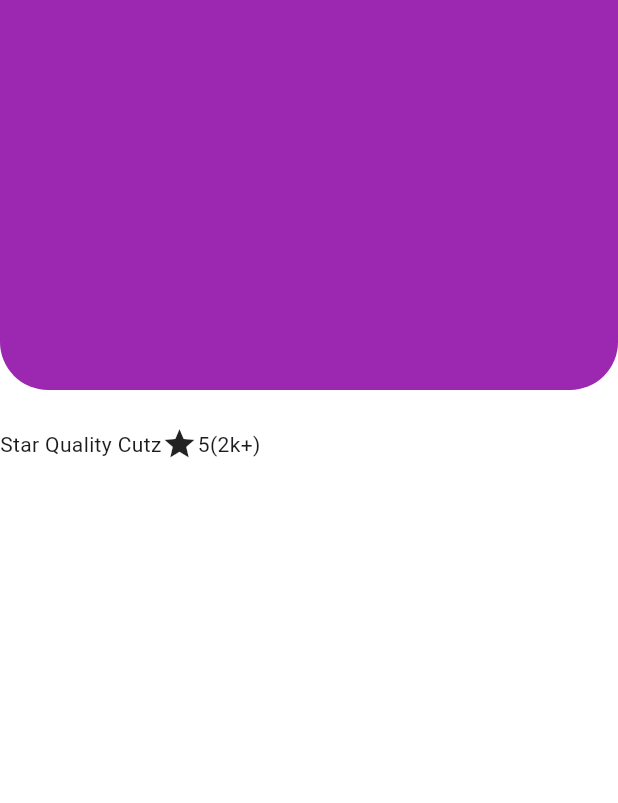
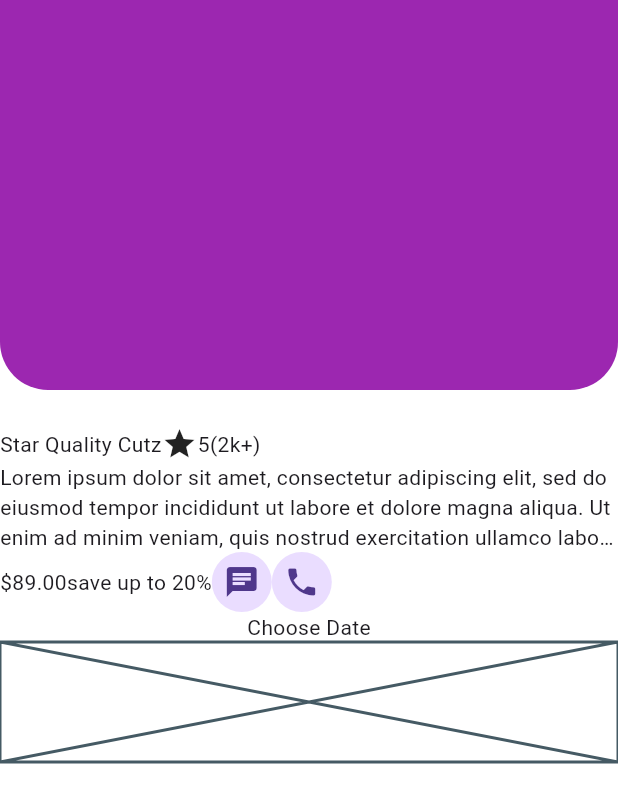
Before and after one commit to JAICHANGPARK/flutter_notebook_chapter_50, a Flutter app: the BaberSalonDetailPage screen opened directly, on a phone screen of 412 x 824 dp. Shown: the top 803 px of the screen. Run offline on Flutter 3.47's test engine with Material 3 defaults, Android fonts, the phone set to English and light mode, and no system bars; our stand-ins replace gap, hugeicons, percent_indicator.

Commit message:
Update baber_salon_detail_page.dart

```diff
--- a/lib/ep2515_barber_salon_app/ui/baber_salon_detail_page.dart
+++ b/lib/ep2515_barber_salon_app/ui/baber_salon_detail_page.dart
@@ -37,7 +37,23 @@
                   Text("5(2k+)"),
                 ],
               ),
-              Text("")
+              Text(
+                "Lorem ipsum dolor sit amet, consectetur adipiscing elit, sed do eiusmod tempor incididunt ut labore et dolore magna aliqua. Ut enim ad minim veniam, quis nostrud exercitation ullamco laboris nisi ut aliquip ex ea commodo consequat. Duis aute irure dolor in reprehenderit in voluptate velit esse cillum dolore eu fugiat nulla pariatur. Excepteur sint occaecat cupidatat non proident, sunt in culpa qui officia deserunt mollit anim id est laborum.",
+                maxLines: 3,
+                overflow: .ellipsis,
+              ),
+              Row(
+                children: [
+                  Text("\$89.00"),
+                  Text("save up to 20%"),
+                  CircleAvatar(child: Icon(Icons.chat),),
+                  CircleAvatar(child: Icon(Icons.phone),),
+                ],
+              ),
+              Text("Choose Date"),
+              SizedBox(height: 80,
+              child: Placeholder(),)
+
             ],
           ),
         ],
```
